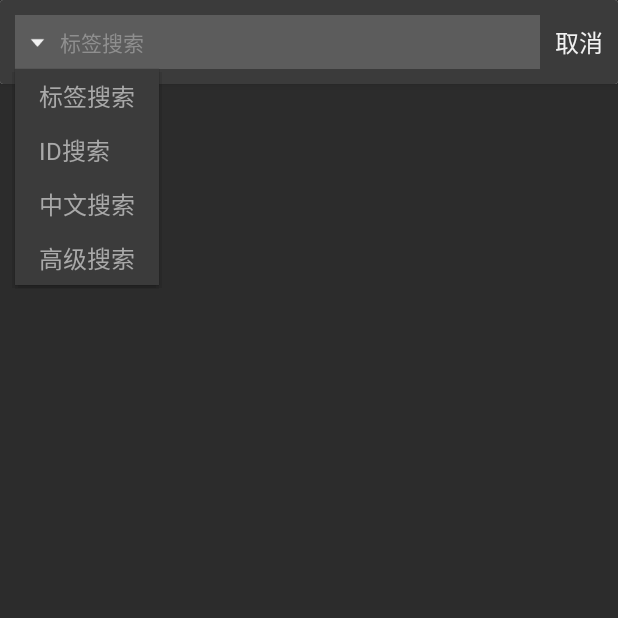
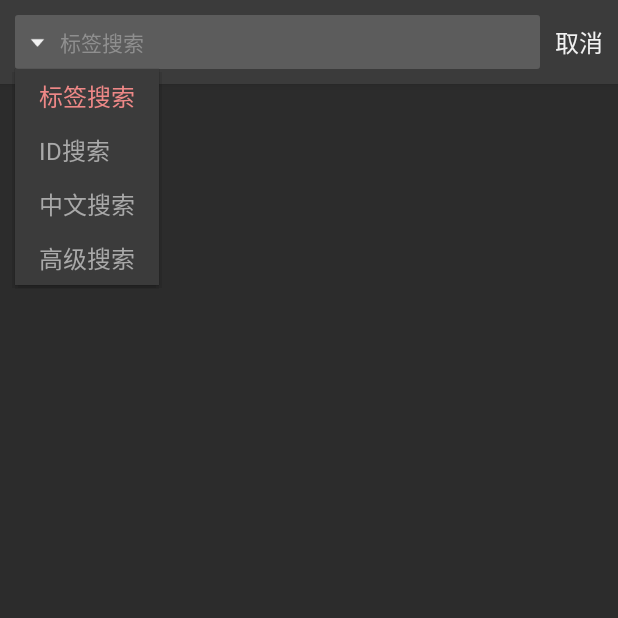
Before and after one commit to EternalSoySauce/Konachan, an Android app: the SearchActivity screen opened directly, with no data from a screen before it, after a tap on an icon or button, on a phone screen of 412 x 824 dp, the top half of it. Run offline under Robolectric (Android 15) with nearby library versions, the phone set to English and light mode, and no system bars; libraries missing offline, so code that uses them is left out: me.jessyan.progressmanager.

Commit message:
UI设计

```diff
--- /dev/null
+++ b/app/src/main/java/com/ess/konachan/adapter/ListSearchModePopupAdapter.java
@@ -0,0 +1,55 @@
+package com.ess.konachan.adapter;
+
+import android.content.Context;
+import android.support.annotation.NonNull;
+import android.view.LayoutInflater;
+import android.view.View;
+import android.view.ViewGroup;
+import android.widget.BaseAdapter;
+import android.widget.TextView;
+
+import com.ess.konachan.R;
+
+public class ListSearchModePopupAdapter extends BaseAdapter {
+
+    private Context mContext;
+    private String[] mSearchModeArray;
+    private int mSelectedPos;
+
+    public ListSearchModePopupAdapter(Context context, @NonNull String[] searchModeArray) {
+        mContext = context;
+        mSearchModeArray = searchModeArray;
+    }
+
+    @Override
+    public int getCount() {
+        return mSearchModeArray.length;
+    }
+
+    @Override
+    public String getItem(int position) {
+        return mSearchModeArray[position];
+    }
+
+    @Override
+    public long getItemId(int position) {
+        return position;
+    }
+
+    @Override
+    public View getView(int position, View convertView, ViewGroup parent) {
+        if (convertView == null) {
+            convertView = LayoutInflater.from(mContext).inflate(R.layout.list_item_popup_search_mode, parent, false);
+        }
+        int colorRes = position == mSelectedPos ? R.color.color_text_selected : R.color.color_text_unselected;
+        TextView tv = (TextView) convertView.findViewById(R.id.tv_search_mode);
+        tv.setText(mSearchModeArray[position]);
+        tv.setTextColor(mContext.getResources().getColor(colorRes));
+        return convertView;
+    }
+
+    public void setSelection(int position) {
+        mSelectedPos = position;
+        notifyDataSetChanged();
+    }
+}
--- a/app/src/main/java/com/ess/konachan/adapter/RecyclerPostAdapter.java
+++ b/app/src/main/java/com/ess/konachan/adapter/RecyclerPostAdapter.java
@@ -178,7 +178,7 @@ public class RecyclerPostAdapter extends RecyclerView.Adapter<RecyclerPostAdapte
 
     public void clear() {
         mThumbList.clear();
-        notifyDataSetChanged();
+        changeToNormalState();
     }
 
     public void cancelAll() {
--- a/app/src/main/java/com/ess/konachan/adapter/FullscreenViewPagerAdapter.java
+++ b/app/src/main/java/com/ess/konachan/adapter/ViewPagerFullscreenAdapter.java
@@ -13,13 +13,13 @@ import java.util.ArrayList;
 
 import uk.co.senab.photoview.PhotoView;
 
-public class FullscreenViewPagerAdapter extends PagerAdapter {
+public class ViewPagerFullscreenAdapter extends PagerAdapter {
 
     private Context mContext;
     private ArrayList<PhotoView> mPhotoViewList;
     private ArrayList<CollectionBean> mCollectionList;
 
-    public FullscreenViewPagerAdapter(Context context, ArrayList<PhotoView> photoViewList
+    public ViewPagerFullscreenAdapter(Context context, ArrayList<PhotoView> photoViewList
             , ArrayList<CollectionBean> collectionList) {
         mContext = context;
         mPhotoViewList = photoViewList;
--- a/app/src/main/java/com/ess/konachan/ui/activity/FullscreenActivity.java
+++ b/app/src/main/java/com/ess/konachan/ui/activity/FullscreenActivity.java
@@ -10,7 +10,7 @@ import android.view.View;
 import android.widget.ImageView;
 
 import com.ess.konachan.R;
-import com.ess.konachan.adapter.FullscreenViewPagerAdapter;
+import com.ess.konachan.adapter.ViewPagerFullscreenAdapter;
 import com.ess.konachan.bean.CollectionBean;
 import com.ess.konachan.global.Constants;
 
@@ -24,7 +24,7 @@ public class FullscreenActivity extends AppCompatActivity {
     private final static int PAGE_LIMIT = 1;
 
     private ViewPager mVpFullScreen;
-    private FullscreenViewPagerAdapter mFullScreenAdapter;
+    private ViewPagerFullscreenAdapter mFullScreenAdapter;
     private ArrayList<PhotoView> mPhotoViewList;
     private ArrayList<CollectionBean> mCollectionList;
     private int mCurrentPos;
@@ -57,7 +57,7 @@ public class FullscreenActivity extends AppCompatActivity {
         }
 
         mVpFullScreen = (ViewPager) findViewById(R.id.vp_full_screen);
-        mFullScreenAdapter = new FullscreenViewPagerAdapter(this, mPhotoViewList, mCollectionList);
+        mFullScreenAdapter = new ViewPagerFullscreenAdapter(this, mPhotoViewList, mCollectionList);
         mVpFullScreen.setAdapter(mFullScreenAdapter);
         mVpFullScreen.setCurrentItem(mCurrentPos, false);
         mVpFullScreen.setOffscreenPageLimit(PAGE_LIMIT);
--- a/app/src/main/java/com/ess/konachan/ui/activity/SearchActivity.java
+++ b/app/src/main/java/com/ess/konachan/ui/activity/SearchActivity.java
@@ -2,6 +2,7 @@ package com.ess.konachan.ui.activity;
 
 import android.content.Intent;
 import android.content.SharedPreferences;
+import android.graphics.drawable.ColorDrawable;
 import android.os.AsyncTask;
 import android.os.Bundle;
 import android.preference.PreferenceManager;
@@ -18,12 +19,12 @@ import android.view.KeyEvent;
 import android.view.View;
 import android.view.inputmethod.EditorInfo;
 import android.widget.AdapterView;
-import android.widget.ArrayAdapter;
 import android.widget.EditText;
 import android.widget.PopupWindow;
 import android.widget.TextView;
 
 import com.ess.konachan.R;
+import com.ess.konachan.adapter.ListSearchModePopupAdapter;
 import com.ess.konachan.bean.SearchBean;
 import com.ess.konachan.global.Constants;
 import com.ess.konachan.http.OkHttp;
@@ -47,7 +48,7 @@ public class SearchActivity extends AppCompatActivity {
 
     private EditText mEtSearch;
     private ListPopupWindow mPopup;
-    private ArrayAdapter<String> mSpinnerAdapter;
+    private ListSearchModePopupAdapter mSpinnerAdapter;
     private int mSelectedPos;
 
     // 存储着K站所有的tag，用于搜索提示
@@ -176,18 +177,20 @@ public class SearchActivity extends AppCompatActivity {
         // 选择搜索模式弹窗
         mPopup = new ListPopupWindow(this);
         String[] searchModeArray = getResources().getStringArray(R.array.spinner_list_item);
-        mSpinnerAdapter = new ArrayAdapter<>(this,
-                R.layout.list_item_search_popup, R.id.tv_search_mode, searchModeArray);
+        mSpinnerAdapter = new ListSearchModePopupAdapter(this, searchModeArray);
+        mSpinnerAdapter.setSelection(mSelectedPos);
         mPopup.setAdapter(mSpinnerAdapter);
         mPopup.setSelection(mSelectedPos);
         mPopup.setWidth(computePopupItemMaxWidth());
         mPopup.setHeight(ListPopupWindow.WRAP_CONTENT);
+        mPopup.setBackgroundDrawable(new ColorDrawable(getResources().getColor(R.color.colorPrimary)));
         mPopup.setModal(true);
         mPopup.setOnItemClickListener(new AdapterView.OnItemClickListener() {
             @Override
             public void onItemClick(AdapterView<?> parent, View view, int position, long id) {
                 if (position != mSelectedPos) {
                     mSelectedPos = position;
+                    mSpinnerAdapter.setSelection(position);
                     mCurrentSearchMode = position + Constants.SEARCH_CODE + 1;
                     mPreferences.edit().putInt(Constants.SEARCH_MODE, mCurrentSearchMode).apply();
                     changeEditAttrs();
@@ -206,7 +209,7 @@ public class SearchActivity extends AppCompatActivity {
     // 使弹窗自适应文字宽度
     private int computePopupItemMaxWidth() {
         float maxWidth = 0;
-        View layout = View.inflate(this, R.layout.list_item_search_popup, null);
+        View layout = View.inflate(this, R.layout.list_item_popup_search_mode, null);
         TextView tv = (TextView) layout.findViewById(R.id.tv_search_mode);
         TextPaint paint = tv.getPaint();
         for (int i = 0; i < mSpinnerAdapter.getCount(); i++) {
--- /dev/null
+++ b/app/src/main/res/drawable/edit_search_bg.xml
@@ -0,0 +1,5 @@
+<?xml version="1.0" encoding="utf-8"?>
+<shape xmlns:android="http://schemas.android.com/apk/res/android">
+    <corners android:radius="2dp" />
+    <solid android:color="@color/color_quote_bg" />
+</shape>
--- /dev/null
+++ b/app/src/main/res/drawable/popup_search_mode_bg.xml
@@ -0,0 +1,5 @@
+<?xml version="1.0" encoding="utf-8"?>
+<selector xmlns:android="http://schemas.android.com/apk/res/android">
+    <item android:drawable="@color/color_popup_item_pressed" android:state_pressed="true" />
+    <item android:drawable="@android:color/transparent" android:state_pressed="false" />
+</selector>
--- a/app/src/main/res/layout/activity_search.xml
+++ b/app/src/main/res/layout/activity_search.xml
@@ -11,6 +11,7 @@
     <android.support.v7.widget.CardView
         android:layout_width="match_parent"
         android:layout_height="wrap_content"
+        app:cardCornerRadius="0dp"
         app:cardElevation="4dp">
 
         <LinearLayout
@@ -25,7 +26,7 @@
                 android:layout_height="36dp"
                 android:layout_marginStart="10dp"
                 android:layout_weight="1"
-                android:background="@color/color_quote_bg"
+                android:background="@drawable/edit_search_bg"
                 android:gravity="center_vertical"
                 android:orientation="horizontal">
 
--- a/app/src/main/res/layout/list_item_search_popup.xml
+++ b/app/src/main/res/layout/list_item_popup_search_mode.xml
@@ -1,8 +1,8 @@
 <?xml version="1.0" encoding="utf-8"?>
 <FrameLayout xmlns:android="http://schemas.android.com/apk/res/android"
-             android:layout_width="match_parent"
-             android:layout_height="wrap_content"
-             android:background="@color/colorPrimary">
+    android:layout_width="match_parent"
+    android:layout_height="wrap_content"
+    android:background="@drawable/popup_search_mode_bg">
 
     <TextView
         android:id="@+id/tv_search_mode"
@@ -11,6 +11,5 @@
         android:gravity="center_vertical"
         android:paddingEnd="16dp"
         android:paddingStart="16dp"
-        android:textColor="@color/color_text_unselected"
-        android:textSize="16sp"/>
+        android:textSize="16sp" />
 </FrameLayout>
--- a/app/src/main/res/values/colors.xml
+++ b/app/src/main/res/values/colors.xml
@@ -7,6 +7,9 @@
 
     <!-- 点击按钮时的ripple颜色 -->
     <color name="color_ripple">#30FFFFFF</color>
+
+    <!-- 点击选择搜索模式弹窗时的背景色 -->
+    <color name="color_popup_item_pressed">#1A000000</color>
 
     <!-- nav选中时背景色 -->
     <color name="color_nav_item_selected_bg">#3B3B3B</color>
```
